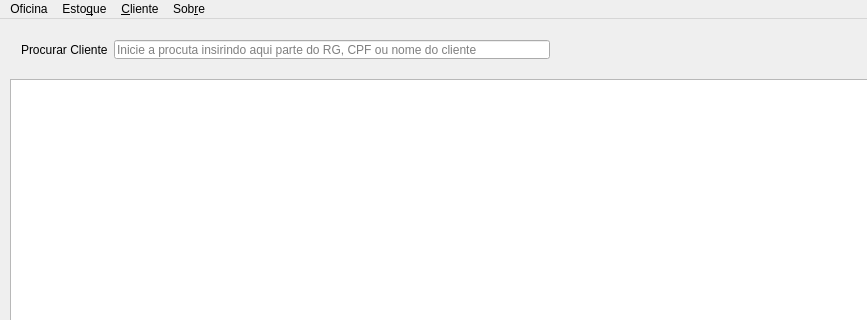
Above: mainwindow.ui from bedi1982/Oficina before the change; both pictures show x 0 to 867 and y 0 to 320 of the 1200 by 700 pixel window. Below: the same form after it.
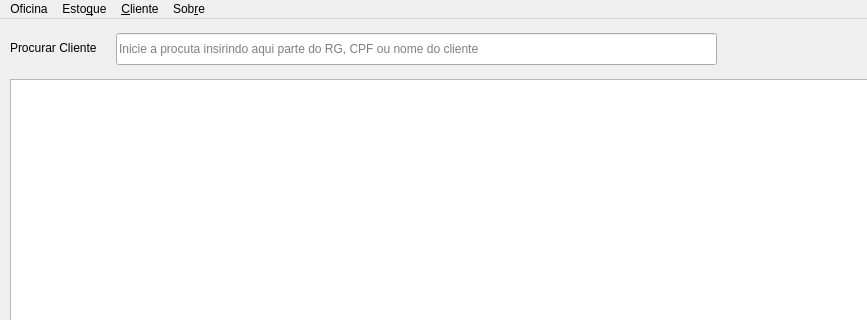
That is the form after the change.

```diff
--- a/mainwindow.ui
+++ b/mainwindow.ui
@@ -71,35 +71,6 @@
      <string/>
     </property>
    </widget>
-   <widget class="QWidget" name="layoutWidget">
-    <property name="geometry">
-     <rect>
-      <x>10</x>
-      <y>10</y>
-      <width>551</width>
-      <height>41</height>
-     </rect>
-    </property>
-    <layout class="QGridLayout" name="gridLayout">
-     <item row="0" column="0">
-      <widget class="QLabel" name="lbl_procurar">
-       <property name="text">
-        <string>Procurar Cliente</string>
-       </property>
-      </widget>
-     </item>
-     <item row="0" column="1">
-      <widget class="QLineEdit" name="line_RGouCPFouNome">
-       <property name="text">
-        <string/>
-       </property>
-       <property name="placeholderText">
-        <string>Inicie a procuta insirindo aqui parte do RG, CPF ou nome do cliente</string>
-       </property>
-      </widget>
-     </item>
-    </layout>
-   </widget>
    <widget class="QLabel" name="lbl_AppIcon">
     <property name="geometry">
      <rect>
@@ -137,6 +108,35 @@
      <enum>Qt::PlainText</enum>
     </property>
    </widget>
+   <widget class="QLabel" name="lbl_procurar">
+    <property name="geometry">
+     <rect>
+      <x>10</x>
+      <y>20</y>
+      <width>99</width>
+      <height>18</height>
+     </rect>
+    </property>
+    <property name="text">
+     <string>Procurar Cliente</string>
+    </property>
+   </widget>
+   <widget class="QLineEdit" name="line_RGouCPFouNome">
+    <property name="geometry">
+     <rect>
+      <x>116</x>
+      <y>14</y>
+      <width>601</width>
+      <height>32</height>
+     </rect>
+    </property>
+    <property name="text">
+     <string/>
+    </property>
+    <property name="placeholderText">
+     <string>Inicie a procuta insirindo aqui parte do RG, CPF ou nome do cliente</string>
+    </property>
+   </widget>
    <zorder>tbl_historicoServicos</zorder>
    <zorder>lbl_bancodeDados</zorder>
    <zorder>lbl_emoticonStatusConexao</zorder>
```
Left out of the diff: 2 changed lines with no effect on the pictures.
